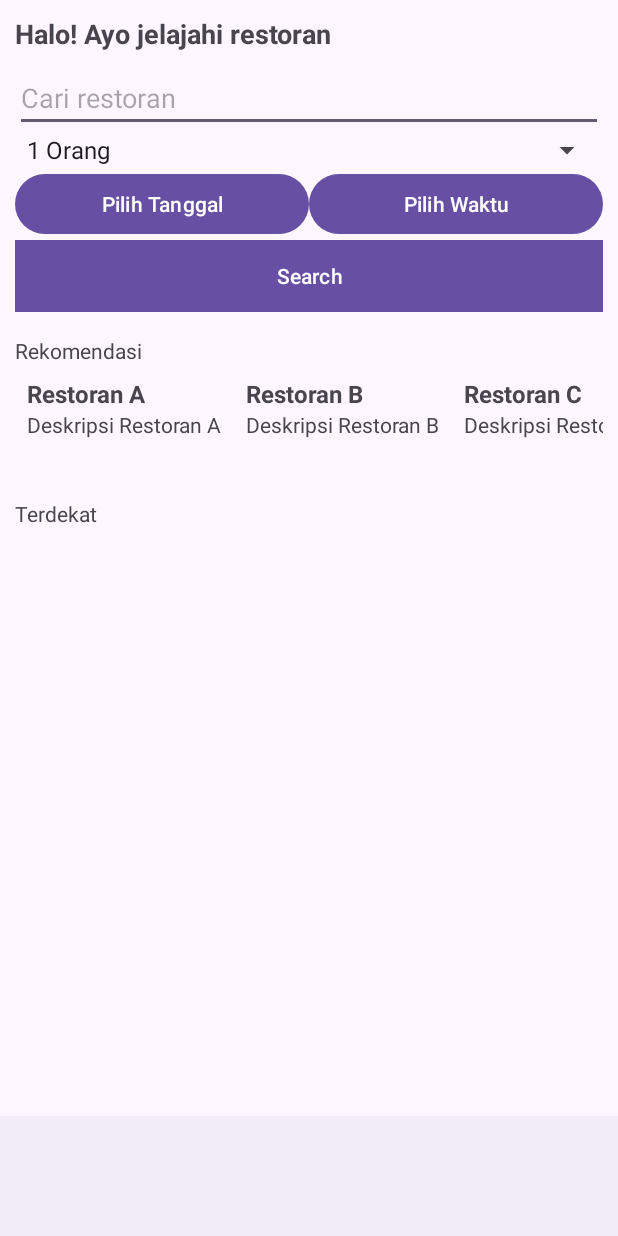
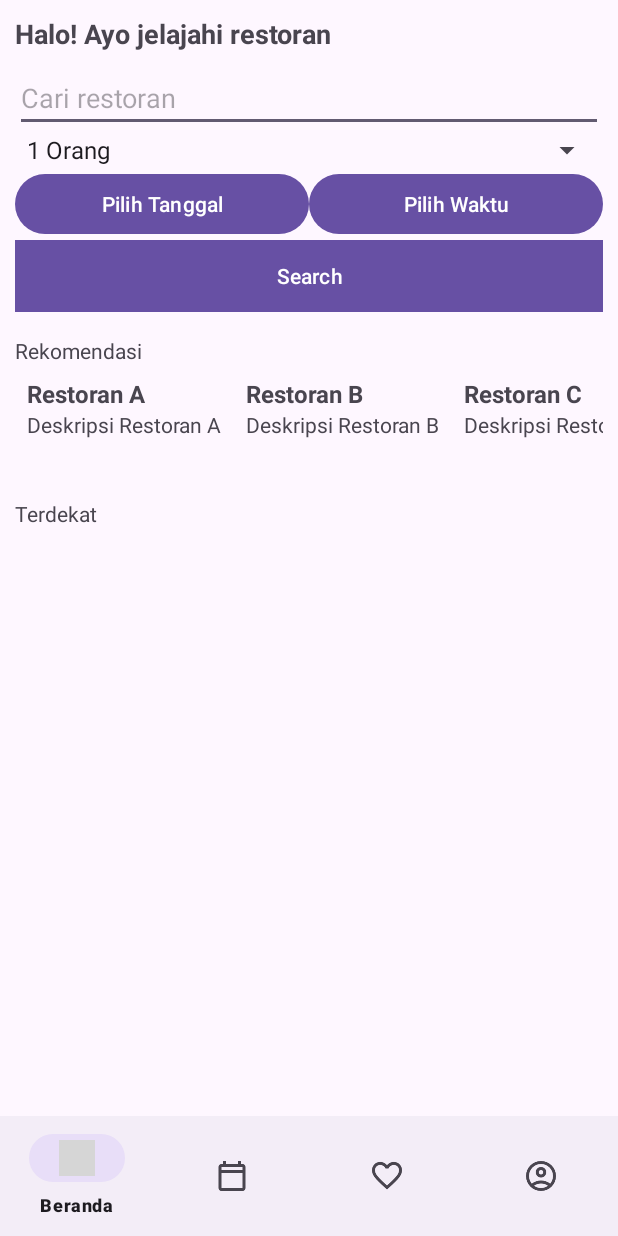
Before and after one commit to Ayip17/TABSY, an Android app: the screen it shows after launch (MainActivity), on a phone screen of 412 x 824 dp. Run offline under Robolectric (Android 15) with nearby library versions, the phone set to English and light mode, and no system bars; grey boxes are pictures that could not be loaded.

Commit message:
masih error

```diff
--- a/app/src/main/java/com/kel3/tabsy/MainActivity.java
+++ b/app/src/main/java/com/kel3/tabsy/MainActivity.java
@@ -1,6 +1,7 @@
 package com.kel3.tabsy;
 
 import android.os.Bundle;
+import android.util.Log;
 
 import androidx.annotation.NonNull;
 import androidx.appcompat.app.AppCompatActivity;
@@ -12,6 +13,7 @@ import com.kel3.tabsy.ReservasiFragment;
 import com.kel3.tabsy.FavoritFragment;
 import com.kel3.tabsy.BerandaFragment;
 
+import com.kel3.tabsy.R;
 
 public class MainActivity extends AppCompatActivity {
 
@@ -26,6 +28,11 @@ public class MainActivity extends AppCompatActivity {
         loadFragment(new BerandaFragment());
 
         bottomNavigationView.setOnItemSelectedListener(item -> {
+
+            int itemId = item.getItemId();
+            Log.d("DEBUG", "Clicked item ID: " + itemId);
+            return true;
+
             Fragment selectedFragment = null;
             switch (item.getItemId()) {
                 case R.id.nav_beranda:
--- a/app/src/main/res/layout/activity_main.xml
+++ b/app/src/main/res/layout/activity_main.xml
@@ -17,6 +17,6 @@
         android:layout_width="match_parent"
         android:layout_height="wrap_content"
         android:layout_gravity="bottom"
-        app:menu="@menu/bottom_nav_menu" />
+        app:menu="@menu/bottom_nav_menu"/>
 
 </androidx.coordinatorlayout.widget.CoordinatorLayout>
--- /dev/null
+++ b/app/src/main/res/menu/bottom_nav_menu.xml
@@ -0,0 +1,27 @@
+<menu xmlns:android="http://schemas.android.com/apk/res/android">
+
+    <item
+        android:id="@+id/nav_beranda"
+        android:title="Beranda"
+        android:icon="@drawable/ic_home"
+        android:contentDescription="Go to home" />
+
+    <item
+        android:id="@+id/nav_reservasi"
+        android:icon="@drawable/ic_calendar"
+        android:title="Reservasi"
+        android:contentDescription="Make a reservation" />
+
+    <item
+        android:id="@+id/nav_favorit"
+        android:icon="@drawable/ic_favorite"
+        android:title="Favorit"
+        android:contentDescription="View favorites" />
+
+    <item
+        android:id="@+id/nav_profil"
+        android:icon="@drawable/ic_profile"
+        android:title="Profil"
+        android:contentDescription="View profile" />
+
+</menu>
```
Also changed, not shown: app/src/main/res/layout/bottom_nav_menu.xml (deleted, +0 -24 lines), gradle/wrapper/gradle-wrapper.properties.
